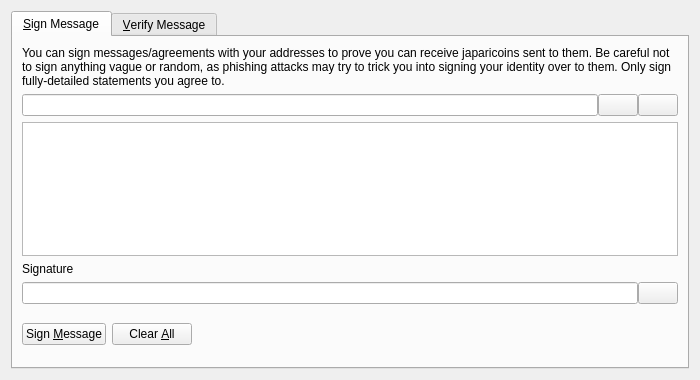
The window that src/qt/forms/signverifymessagedialog.ui (japaricoin/japaricoin) describes before a commit, drawn with Qt 5.
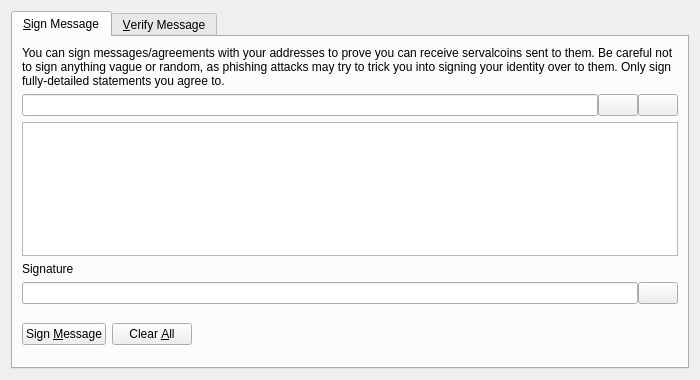
The same window after the commit. Icons and pictures are not drawn. Custom widgets are drawn as their Qt base class.

Commit message: japaricoin -> servalcoin LTC -> XSC

The edit to the form file:
```diff
--- a/src/qt/forms/signverifymessagedialog.ui
+++ b/src/qt/forms/signverifymessagedialog.ui
@@ -30,7 +30,7 @@
        <item>
         <widget class="QLabel" name="infoLabel_SM">
          <property name="text">
-          <string>You can sign messages/agreements with your addresses to prove you can receive japaricoins sent to them. Be careful not to sign anything vague or random, as phishing attacks may try to trick you into signing your identity over to them. Only sign fully-detailed statements you agree to.</string>
+          <string>You can sign messages/agreements with your addresses to prove you can receive servalcoins sent to them. Be careful not to sign anything vague or random, as phishing attacks may try to trick you into signing your identity over to them. Only sign fully-detailed statements you agree to.</string>
          </property>
          <property name="textFormat">
           <enum>Qt::PlainText</enum>
```
Left out of the diff: 8 changed lines with no effect on the pictures. The commit also changes 205 other files.
